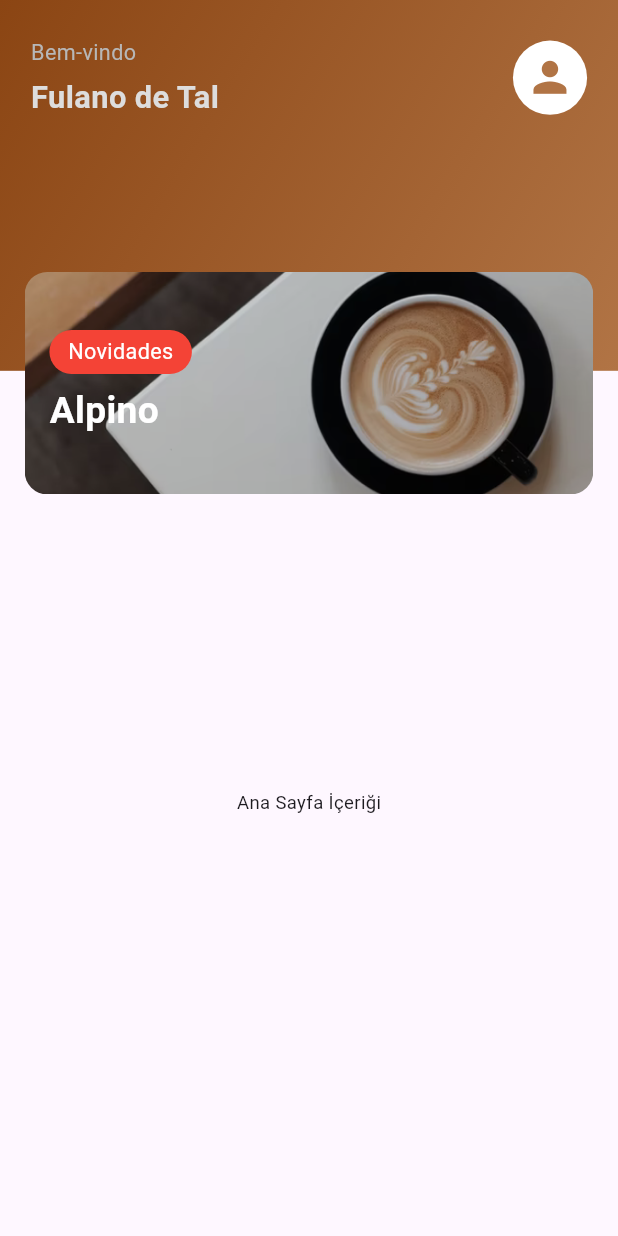
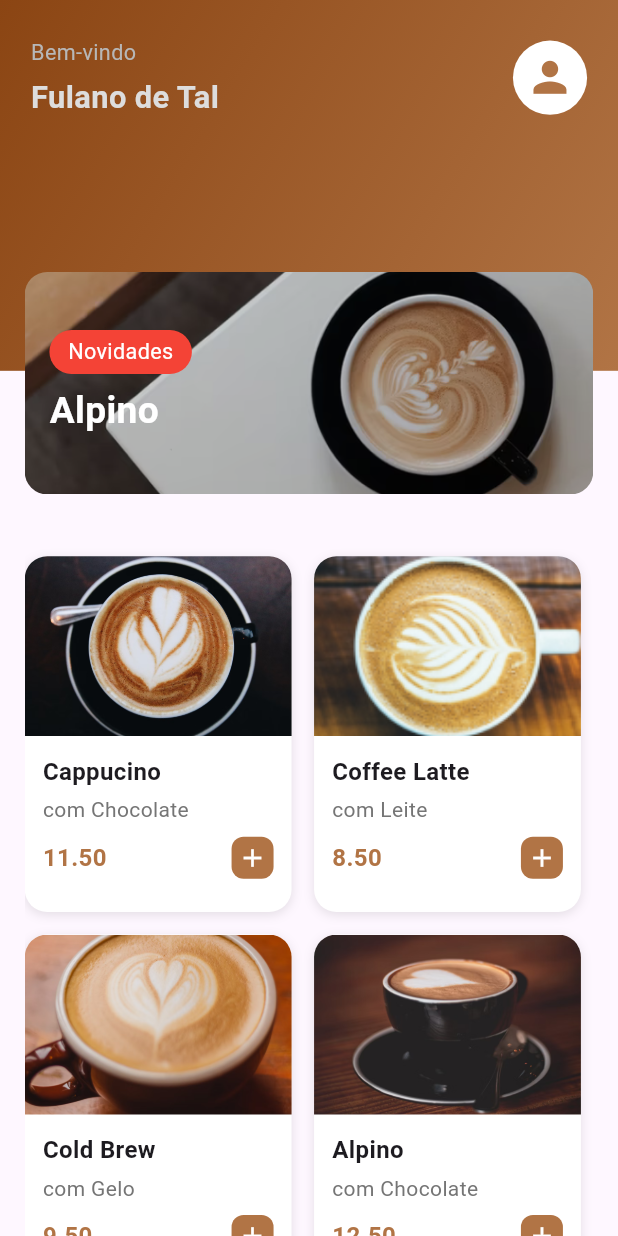
Before and after one commit to mmkocak/quero-cafe, a Flutter app: the HomeScreen screen opened directly, on a phone screen of 412 x 824 dp. Run offline on Flutter 3.47's test engine with Material 3 defaults, Android fonts, the phone set to English and light mode, and no system bars; our stand-ins replace equatable, firebase_core, flutter_bloc, flutter_dotenv; accounts and stored records are empty.

Commit message:
coffee card item oluşturuldu

```diff
--- a/lib/view/home/home_screen.dart
+++ b/lib/view/home/home_screen.dart
@@ -1,4 +1,5 @@
 import 'package:flutter/material.dart';
+import 'package:quero_cafe/view/widgets/coffee_item_card.dart';
 import 'package:quero_cafe/view/widgets/coffee_card.dart';
 
 class HomeScreen extends StatelessWidget {
@@ -8,6 +9,57 @@ class HomeScreen extends StatelessWidget {
   Widget build(BuildContext context) {
     final screenWidth = MediaQuery.of(context).size.width;
     final screenHeight = MediaQuery.of(context).size.height;
+
+    final List<Map<String, dynamic>> coffees = [
+      {
+        'name': 'Cappucino',
+        'description': 'com Chocolate',
+        'price': 11.50,
+        'image': 'assets/images/cuppucino.png',
+      },
+      {
+        'name': 'Coffee Latte',
+        'description': 'com Leite',
+        'price': 8.50,
+        'image': 'assets/images/latte.png',
+      },
+      {
+        'name': 'Cold Brew',
+        'description': 'com Gelo',
+        'price': 9.50,
+        'image': 'assets/images/cold_brew.png',
+      },
+      {
+        'name': 'Alpino',
+        'description': 'com Chocolate',
+        'price': 12.50,
+        'image': 'assets/images/alpino.png',
+      },
+       {
+        'name': 'Cappucino',
+        'description': 'com Chocolate',
+        'price': 11.50,
+        'image': 'assets/images/cuppucino.png',
+      },
+      {
+        'name': 'Coffee Latte',
+        'description': 'com Leite',
+        'price': 8.50,
+        'image': 'assets/images/latte.png',
+      },
+      {
+        'name': 'Cold Brew',
+        'description': 'com Gelo',
+        'price': 9.50,
+        'image': 'assets/images/cold_brew.png',
+      },
+      {
+        'name': 'Alpino',
+        'description': 'com Chocolate',
+        'price': 12.50,
+        'image': 'assets/images/alpino.png',
+      },
+    ];
 
     return Scaffold(
       body: Stack(
@@ -78,14 +130,35 @@ class HomeScreen extends StatelessWidget {
                     ),
                   ),
                 ),
+                SizedBox(height: screenHeight * 0.05),
                 Container(
                   height: screenHeight * 0.7,
-                  child: Center(
-                    child: Text(
-                      'Ana Sayfa İçeriği',
-                      style: TextStyle(
-                        fontSize: screenWidth * 0.03,
+                  padding: EdgeInsets.symmetric(horizontal: screenWidth * 0.04),
+                  child: RawScrollbar(
+                    thumbColor: Color(0xFFB17445),
+                    radius: Radius.circular(20),
+                    thickness: 5,
+                    child: GridView.builder(
+                      physics: BouncingScrollPhysics(),
+                      padding: EdgeInsets.only(
+                        top: screenHeight * 0.1,
+                        right: screenWidth * 0.02,
                       ),
+                      gridDelegate: const SliverGridDelegateWithFixedCrossAxisCount(
+                        crossAxisCount: 2,
+                        childAspectRatio: 0.75,
+                        crossAxisSpacing: 15,
+                        mainAxisSpacing: 15,
+                      ),
+                      itemCount: coffees.length,
+                      itemBuilder: (context, index) {
+                        return CoffeeItemCard(
+                          name: coffees[index]['name'],
+                          description: coffees[index]['description'],
+                          price: coffees[index]['price'],
+                          imageUrl: coffees[index]['image'],
+                        );
+                      },
                     ),
                   ),
                 ),
--- /dev/null
+++ b/lib/view/widgets/coffee_item_card.dart
@@ -0,0 +1,99 @@
+import 'package:flutter/material.dart';
+
+class CoffeeItemCard extends StatelessWidget {
+  final String name;
+  final String description;
+  final double price;
+  final String imageUrl;
+
+  const CoffeeItemCard({
+    Key? key,
+    required this.name,
+    required this.description,
+    required this.price,
+    required this.imageUrl,
+  }) : super(key: key);
+
+  @override
+  Widget build(BuildContext context) {
+    return Container(
+      decoration: BoxDecoration(
+        color: Colors.white,
+        borderRadius: BorderRadius.circular(15),
+        boxShadow: [
+          BoxShadow(
+            color: Colors.black.withOpacity(0.1),
+            blurRadius: 5,
+            offset: const Offset(0, 2),
+          ),
+        ],
+      ),
+      child: Column(
+        crossAxisAlignment: CrossAxisAlignment.start,
+        children: [
+          ClipRRect(
+            borderRadius: const BorderRadius.only(
+              topLeft: Radius.circular(15),
+              topRight: Radius.circular(15),
+            ),
+            child: Image.asset(
+              imageUrl,
+              height: 120,
+              width: double.infinity,
+              fit: BoxFit.cover,
+            ),
+          ),
+          Padding(
+            padding: const EdgeInsets.all(12),
+            child: Column(
+              crossAxisAlignment: CrossAxisAlignment.start,
+              children: [
+                Text(
+                  name,
+                  style: const TextStyle(
+                    fontSize: 16,
+                    fontWeight: FontWeight.bold,
+                  ),
+                ),
+                const SizedBox(height: 4),
+                Text(
+                  description,
+                  style: TextStyle(
+                    fontSize: 14,
+                    color: Colors.grey[600],
+                  ),
+                ),
+                const SizedBox(height: 8),
+                Row(
+                  mainAxisAlignment: MainAxisAlignment.spaceBetween,
+                  children: [
+                    Text(
+                      price.toStringAsFixed(2),
+                      style: const TextStyle(
+                        fontSize: 16,
+                        fontWeight: FontWeight.bold,
+                        color: Color(0xFFB17445),
+                      ),
+                    ),
+                    Container(
+                      padding: const EdgeInsets.all(4),
+                      decoration: BoxDecoration(
+                        color: const Color(0xFFB17445),
+                        borderRadius: BorderRadius.circular(8),
+                      ),
+                      child: const Icon(
+                        Icons.add,
+                        color: Colors.white,
+                        size: 20,
+                      ),
+                    ),
+                  ],
+                ),
+              ],
+            ),
+          ),
+        ],
+      ),
+    );
+  }
+}
--- a/pubspec.yaml
+++ b/pubspec.yaml
@@ -81,7 +81,6 @@ flutter:
   assets:
     - key.env
     - assets/images/
-    - assets/images/coffe_wp.png
 
 
   # An image asset can refer to one or more resolution-specific "variants", see
```
Also changed, not shown: assets/images/alpino.png (added), assets/images/cold_brew.png (added), assets/images/cuppucino.png (added), assets/images/latte.png (added).
